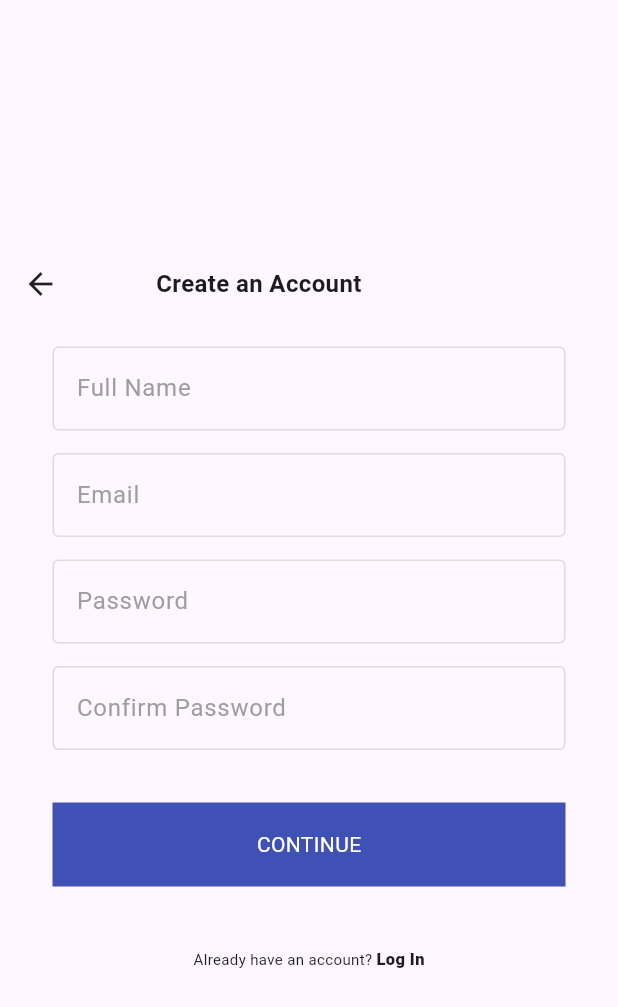
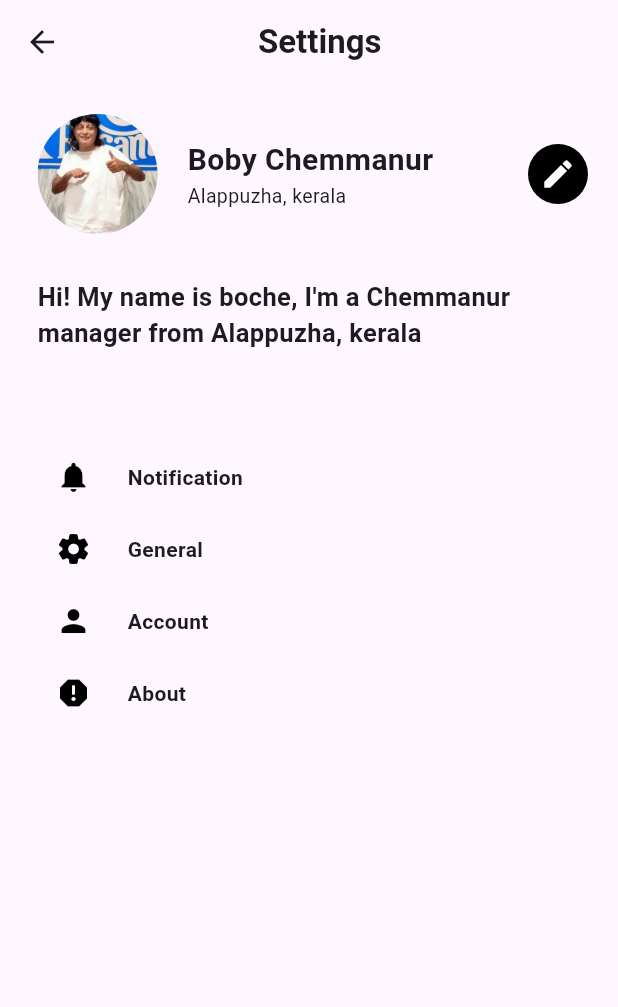
Before and after one commit to MOHAMADSAMIL/todo, a Flutter app: the screen it shows after launch, on a phone screen of 412 x 824 dp. Shown: the top 1007 px of the screen. Run offline on Flutter 3.47's test engine with Material 3 defaults, Android fonts, the phone set to English and light mode, and no system bars.

Commit message:
setting page ui added

```diff
--- /dev/null
+++ b/lib/feature/todo/view/pages/settings_page.dart
@@ -0,0 +1,67 @@
+import 'package:flutter/material.dart';
+import 'package:todo/feature/todo/view/widgets/settings_row_widget.dart';
+
+class SettingsPage extends StatelessWidget {
+  const SettingsPage({super.key});
+
+  @override
+  Widget build(BuildContext context) {
+    return Scaffold(
+      appBar: AppBar(
+        leading: Icon(Icons.arrow_back),
+
+        title: Padding(
+          padding: const EdgeInsets.only(left: 100),
+          child: Text("Settings",style: TextStyle(fontWeight: FontWeight.bold),),
+        )
+      ),
+
+      body: Padding(
+        padding: const EdgeInsets.only(left: 25,right: 20,),
+        child: Column(
+          children: [
+            SizedBox(height: 20,),
+            Column(
+              children: [
+                Row(
+                  mainAxisAlignment: MainAxisAlignment.spaceBetween,
+                  children: [
+                    CircleAvatar(
+                      radius: 40,
+                      backgroundImage: AssetImage("assets/images/boche.webp"),
+                    ),
+                    SizedBox(width: 20,),
+                    Column(
+                      crossAxisAlignment: CrossAxisAlignment.start,
+                      children: [
+                        Text("Boby Chemmanur",style: TextStyle(fontWeight: FontWeight.bold,fontSize: 20)),
+                        Text("Alappuzha, kerala",style: TextStyle(fontSize: 13))
+                      ],
+                    ),
+                    Spacer(),
+                    CircleAvatar(
+                      backgroundColor: Colors.black,
+                      child: Icon(Icons.edit,color: Colors.white,)
+                    ),
+                  ],
+                ),
+                SizedBox(height: 30,),
+                Text("Hi! My name is boche, I'm a Chemmanur manager from Alappuzha, kerala",
+                style: TextStyle(fontSize: 17,fontWeight: FontWeight.bold)),
+                SizedBox(height: 60,),
+                SettingsRowidget(
+                  icon: Icon(Icons.notifications,color: Colors.black,),
+                  text: "Notification",
+                ),
+                SettingsRowidget(icon: Icon(Icons.settings_rounded,color: Colors.black,), text: "General",),
+                SettingsRowidget(icon: Icon(Icons.person,color: Colors.black,), text: "Account",),
+                SettingsRowidget(icon: Icon(Icons.report,color: Colors.black,), text: "About",)
+
+              ],
+            )
+          ],
+        ),
+      ),
+    );
+  }
+}
--- /dev/null
+++ b/lib/feature/todo/view/widgets/settings_row_widget.dart
@@ -0,0 +1,23 @@
+import 'package:flutter/material.dart';
+
+class SettingsRowidget extends StatelessWidget {
+  final Widget icon;
+  final String text;
+  const SettingsRowidget({
+    super.key,
+    required this.icon,
+    required this.text,
+  });
+
+  @override
+  Widget build(BuildContext context) {
+    return Row(
+      children: [
+        IconButton(onPressed: () {},
+        icon: icon,),
+        SizedBox(width: 12,),
+        Text(text,style: TextStyle(fontWeight: FontWeight.bold),),
+      ],
+    );
+  }
+}
--- a/lib/main.dart
+++ b/lib/main.dart
@@ -1,6 +1,6 @@
 import 'package:flutter/material.dart';
-import 'package:todo/feature/authentication/view/pages/signin_page.dart';
-import 'package:todo/feature/authentication/view/pages/signup_page.dart';
+import 'package:todo/feature/todo/view/pages/categories_page.dart';
+import 'package:todo/feature/todo/view/pages/settings_page.dart';
 
 void main() {
   runApp(const MyApp());
@@ -13,7 +13,7 @@ class MyApp  extends StatelessWidget {
   Widget build(BuildContext context) {
     return MaterialApp(
       debugShowCheckedModeBanner: false,
-      home: SigninPage(),
+      home: SettingsPage(),
     );
   }
 }
```
Also changed, not shown: lib/feature/authentication/view/pages/forgot_password.dart (added, +78 -0 lines), lib/feature/authentication/view/pages/signin_page.dart (+5 -2 lines), lib/feature/authentication/view/pages/signup_page.dart (+8 -1 lines), lib/feature/todo/view/pages/categories_page.dart (added, +63 -0 lines), assets/images/Barghouti.jpg (added), assets/images/boche.webp (added).
